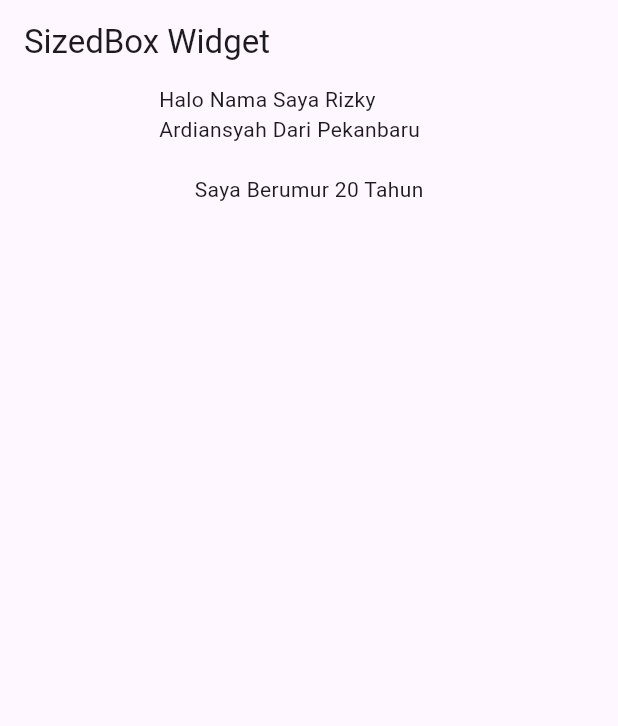
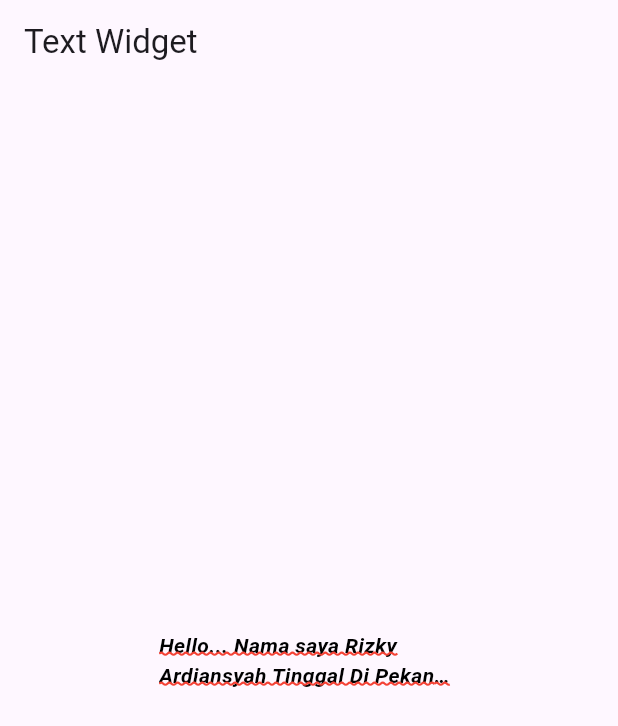
Before and after one commit to RizkyArdiansyahhh/learn-flutter, a Flutter app: the screen it shows after launch, on a phone screen of 412 x 824 dp. Shown: the top 726 px of the screen. Run offline on Flutter 3.47's test engine with Material 3 defaults, Android fonts, the phone set to English and light mode, and no system bars.

Commit message:
day 2 -> Text Widget

```diff
--- a/lib/main_page.dart
+++ b/lib/main_page.dart
@@ -7,19 +7,29 @@ class MainPage extends StatelessWidget {
   Widget build(BuildContext context) {
     return Scaffold(
         appBar: AppBar(
-          title: Text("SizedBox Widget"),
+          title: Text("Text Widget"),
         ),
         body: Center(
-          child: Column(children: [
-            SizedBox(
-              width: 200,
-              child: Text("Halo Nama Saya Rizky Ardiansyah Dari Pekanbaru"),
-            ),
-            SizedBox(
-              height: 20,
-            ),
-            Text("Saya Berumur 20 Tahun"),
-          ]),
-        ));
+            child:
+                Column(mainAxisAlignment: MainAxisAlignment.center, children: [
+          SizedBox(
+            width: 200,
+            child: Text(
+                "Hello... Nama saya Rizky Ardiansyah Tinggal Di Pekanbaru, dan sekarang sedang berkualiah di universitas riau.",
+                textAlign: TextAlign.left,
+                maxLines: 2,
+                overflow: TextOverflow.ellipsis,
+                style: TextStyle(
+                  // backgroundColor: Colors.green[400],
+                  color: Colors.black,
+                  fontWeight: FontWeight.bold,
+                  fontStyle: FontStyle.italic,
+                  decoration: TextDecoration.underline,
+                  decorationThickness: 2,
+                  decorationStyle: TextDecorationStyle.wavy,
+                  decorationColor: Colors.red,
+                )),
+          )
+        ])));
   }
 }
```
